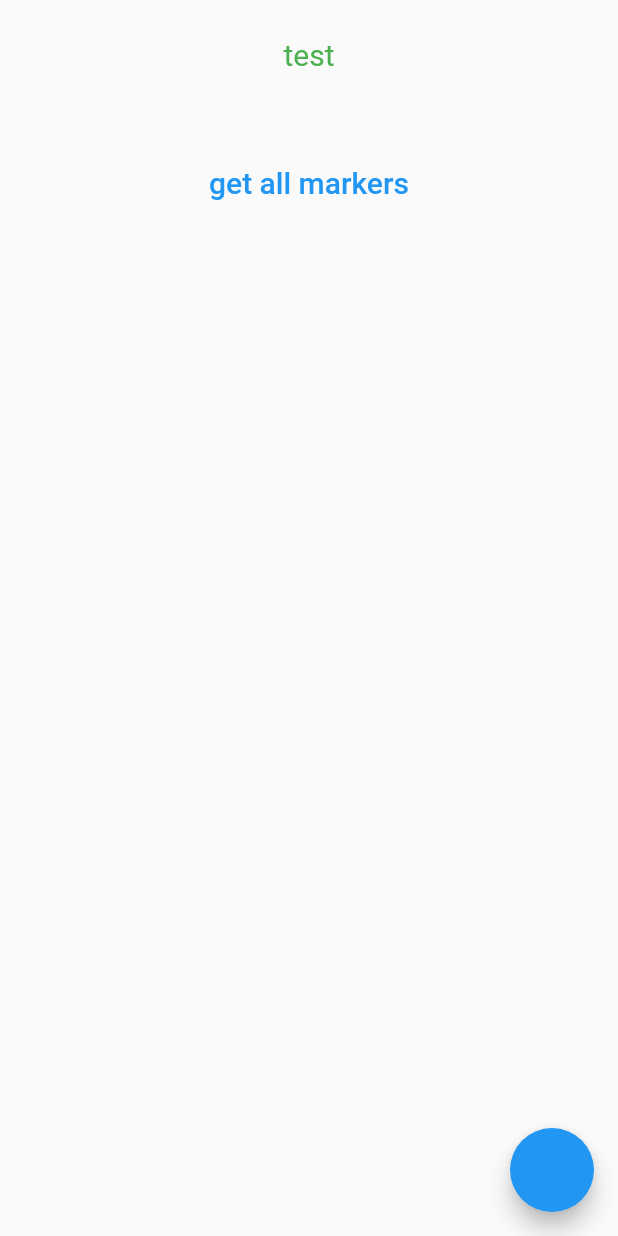
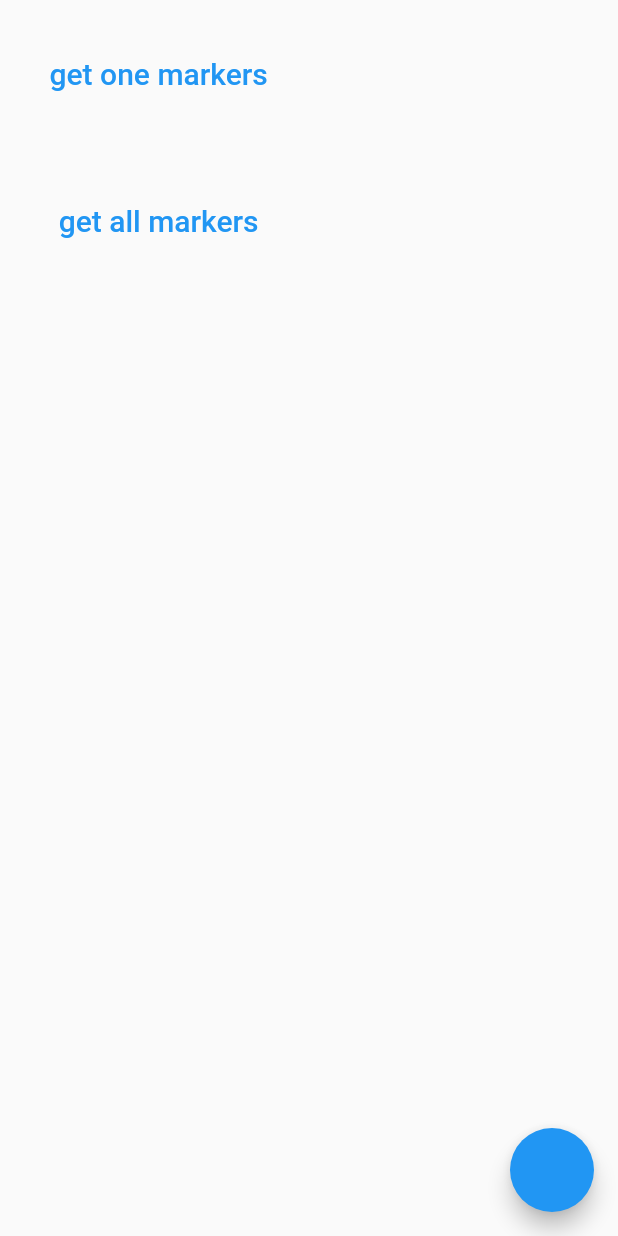
Before and after one commit to BlackBearFTW/EcoChat-Mobile, a Flutter app: the screen it shows after launch, after a tap on "get all markers", on a phone screen of 412 x 824 dp. Run offline on Flutter 3.47's test engine with Material 2 defaults, Android fonts, the phone set to English and light mode, and no system bars; missing offline and left inert: signalr_netcore.

Commit message:
made connection via simple method, not OOP way

```diff
--- a/lib/models/marker_model.dart
+++ b/lib/models/marker_model.dart
@@ -1,9 +1,9 @@
 class MarkerModel {
-  String id;
-  bool roofed;
-  double latitude;
-  double longitude;
-  int batteryLevel;
-  int availableSlots;
-  int totalSlots;
+  late String id;
+  late bool roofed;
+  late double latitude;
+  late double longitude;
+  late int batteryLevel;
+  late int availableSlots;
+  late int totalSlots;
 }
--- a/lib/screens/authentication/authentication.dart
+++ b/lib/screens/authentication/authentication.dart
@@ -6,7 +6,7 @@ import '../homepage/homepage.dart';
 
 class Authentication extends StatefulWidget {
   // const Authentication({Key? key}) : super(key: key);
-  const Authentication({Key key}) : super(key: key);
+  const Authentication({Key? key}) : super(key: key);
 
   @override
   _AuthenticationState createState() => _AuthenticationState();
--- a/lib/screens/dashboard/dashboard.dart
+++ b/lib/screens/dashboard/dashboard.dart
@@ -1,12 +1,8 @@
 // import 'package:ecochat_app/services/api_methods.dart';
 import 'package:flutter/material.dart';
-import 'package:signalr_client/hub_connection.dart';
-import 'package:signalr_client/hub_connection_builder.dart';
-import 'package:flutter_guid/flutter_guid.dart';
 import 'package:ecochat_app/services/signal_r.dart';
-
-// import 'package:singalr_flutter/hub_connection.dart';
-// import 'package:singalr_flutter/hub_connection_builder.dart';
+import 'package:signalr_netcore/hub_connection.dart';
+import 'package:signalr_netcore/hub_connection_builder.dart';
 
 // import 'create_marker.dart';
 
@@ -18,13 +14,25 @@ class HomeView extends StatefulWidget {
 class _HomeViewState extends State<HomeView> {
   final SignalRMarkers signalRMarkers = SignalRMarkers();
 
+  final serverUrl = "https://i496018core.venus.fhict.nl/";
+  HubConnection? _hubConnection;
+  double width = 100.0, height = 100.0;
+  final markerGuid = "f67e3947-8399-47a5-be34-74b0de6e3a5e"; // Guid id,
+
   @override
   void initState() {
     // TODO: implement initState
     super.initState();
 
     // print(signalRMarkers.getStatus());
-    signalRMarkers.getAllMarkers();
+
+    initSignalR();
+    // signalRMarkers.initializeConnection();
+    // _hubConnection?.start();
+
+
+    // signalRMarkers.getAllMarkers();
+
     // print(signalRMarkers.getStatus());
   }
 
@@ -34,32 +42,65 @@ class _HomeViewState extends State<HomeView> {
       body: Column(
         children: [
           Container(
-            alignment: Alignment.center,
             margin: EdgeInsets.all(25),
-            child: Text(
-                "test",
-              style: const TextStyle(fontSize: 20, color: Colors.green,),
-                // signalRMarkers.getAllMarkers().toString(),
-              // signalRMarkers.getStatus().toString(),
-              // style: signalRMarkers.getStatus() == HubConnectionState.Disconnected
-              //         ? const TextStyle(fontSize: 20, color: Colors.red,)
-              //         : const TextStyle(fontSize: 20, color: Colors.green,),
+            child: TextButton(
+              child: const Text(
+                'get one markers',
+                style: TextStyle(fontSize: 20.0),
+              ),
+              onPressed: () async {
+                print("werkt");
+                print(_hubConnection?.state);
+                if (_hubConnection?.state == HubConnectionState.Connected) {
+                  await _hubConnection
+                      ?.invoke("getOneMarker", args: [markerGuid]);
+                }
+              },
             ),
           ),
           Container(
             margin: EdgeInsets.all(25),
             child: TextButton(
-                child: const Text(
-                  'get all markers',
-                  style: TextStyle(fontSize: 20.0),
-                ),
-                onPressed: () {}),
+              child: const Text(
+                'get all markers',
+                style: TextStyle(fontSize: 20.0),
+              ),
+              onPressed: () async {
+                print(_hubConnection?.state);
+                if (_hubConnection?.state == HubConnectionState.Connected) {
+                  await _hubConnection?.invoke("getAllMarkers");
+                }
+              },
+            ),
           ),
         ],
       ),
       floatingActionButton: FloatingActionButton(
-        onPressed: () {},
+        onPressed: () async {
+          print(_hubConnection?.state);
+          _hubConnection?.state == HubConnectionState.Disconnected
+              ? await _hubConnection?.start()
+              : await _hubConnection?.stop();
+          print(_hubConnection?.state);
+        },
       ),
     );
   }
+
+  void initSignalR() {
+    _hubConnection = HubConnectionBuilder().withUrl(serverUrl + "ecochat").build();
+    _hubConnection?.onclose(({Exception? error}) => print(error));
+    _hubConnection?.on("receiveAllMarkers", (List<Object>? args) => print(args));
+  }
+
+
+  handleReceiveOneMarker(List<Object> args) {
+    print("test2");
+    print(args);
+  }
+
+  handleReceiveAllMarkers(List<Object> args) {
+    print("test3");
+    print(args);
+  }
 }
--- a/lib/screens/homepage/homepage.dart
+++ b/lib/screens/homepage/homepage.dart
@@ -5,7 +5,7 @@ import 'package:ecochat_app/screens/authentication/authentication.dart';
 
 class HomeView extends StatefulWidget {
   // const HomeView({Key? key}) : super(key: key);
-  const HomeView({Key key}) : super(key: key);
+  const HomeView({Key? key}) : super(key: key);
 
   @override
   _HomeViewState createState() => _HomeViewState();
--- a/lib/screens/main.dart
+++ b/lib/screens/main.dart
@@ -9,7 +9,7 @@ void main() async {
 
 class MyApp extends StatelessWidget {
   // const MyApp({Key? key}) : super(key: key);
-  const MyApp({Key key}) : super(key: key);
+  const MyApp({Key? key}) : super(key: key);
 
   @override
   Widget build(BuildContext context) {
--- a/lib/services/signal_r.dart
+++ b/lib/services/signal_r.dart
@@ -1,6 +1,8 @@
 import 'package:flutter/cupertino.dart';
-import 'package:signalr_client/hub_connection.dart';
-import 'package:signalr_client/hub_connection_builder.dart';
+import 'package:logging/logging.dart';
+import 'package:signalr_netcore/hub_connection.dart';
+import 'package:signalr_netcore/hub_connection_builder.dart';
+import 'package:signalr_netcore/signalr_client.dart';
 import 'package:meta/meta.dart';
 import 'package:ecochat_app/models/marker_model.dart';
 
@@ -8,61 +10,53 @@ abstract class SignalR {
   String serverUrl = "https://i496018core.venus.fhict.nl/";
 
   @protected
-  HubConnection _hubConnection;
+  HubConnection? _hubConnection;
 
   SignalR(String hubName) {
-    _hubConnection =
-        HubConnectionBuilder().withUrl(serverUrl + hubName).build();
-    _hubConnection.onclose((error) => print(error));
-    startConnection();
+    _hubConnection = HubConnectionBuilder().withUrl(serverUrl + "ecochat").build();
+    _hubConnection?.onclose(({Exception? error}) => print(error));
   }
 
-  startConnection() async {
-    _hubConnection.state == HubConnectionState.Disconnected
-        ? await _hubConnection.start()
-        : await _hubConnection.stop();
-    print(_hubConnection.state);
+  void initializeConnection() async {
+    if (_hubConnection?.state == HubConnectionState.Connected) {
+      print("Already connected");
+      return;
+    }
+
+    await _hubConnection?.start();
   }
 
-  void initializeConnection() => _hubConnection.start();
+  void terminateConnection() => _hubConnection?.stop();
 
-  void terminateConnection() => _hubConnection.stop();
+  HubConnection? _getConnection() => _hubConnection;
 
-  HubConnection _getConnection() => _hubConnection;
-
-  HubConnectionState _getStatus() => _hubConnection.state;
+  HubConnectionState? _getStatus() => _hubConnection?.state;
 }
 
 class SignalRMarkers extends SignalR {
   SignalRMarkers() : super("ecochat");
 
-  final markerGuid = "f67e3947-8399-47a5-be34-74b0de6e3a5e"; // TEMP Guid id,
-  Future<MarkerModel> getOneMarker(String markerGuid) async {
-    HubConnection _hubConnection = _getConnection();
-    MarkerModel marker;
-    _hubConnection.invoke("getOneMarker", args: [markerGuid]);
-    await _hubConnection.on("receiveMarker", (List<Object> args) => marker = args as MarkerModel);
-    return marker;
+  //TODO make this work again...
+  // final markerGuid = "f67e3947-8399-47a5-be34-74b0de6e3a5e"; // TEMP Guid id,
+  // Future<MarkerModel> getOneMarker(String markerGuid) async {
+  //   HubConnection _hubConnection = _getConnection();
+  //   MarkerModel marker;
+  //   _hubConnection.invoke("getOneMarker", args: [markerGuid]);
+  //   await _hubConnection.on("receiveMarker", (List<Object> args) => marker = args as MarkerModel);
+  //   return marker;
+  // }
+
+  Future<void> getAllMarkers() async {
+    HubConnection? _hubConnection = _getConnection();
+    await _hubConnection?.invoke("getAllMarkers");
   }
 
-  Future<MarkerModel> getAllMarkers() {
-    HubConnection _hubConnection = _getConnection();
-    List<MarkerModel> markers;
-    _hubConnection.invoke("getAllMarkers");
-    // _hubConnection.on("receiveAllMarkers", (List<Object> args) => print(args));
-    // return markers;
-    print("test3");
-    // getPrintReceiveAllMarkers();
-    print(getPrintReceiveAllMarkers());
-    print("test4");
-  }
+// getPrintReceiveAllMarkers() => _hubConnection.on("receiveAllMarkers", (List<Object> args) => print(args));
 
-  // getPrintReceiveAllMarkers() => _hubConnection.on("receiveAllMarkers", (List<Object> args) => print(args));
-
-  getPrintReceiveAllMarkers() {
-    // final args = await _hubConnection.on("receiveAllMarkers", (List<Object> args));
-    _hubConnection.on("receiveAllMarkers", (List<Object> args) => print(args));
-  }
+// getPrintReceiveAllMarkers() {
+//   // final args = await _hubConnection.on("receiveAllMarkers", (List<Object> args));
+//   _hubConnection.on("receiveAllMarkers", (List<Object> args) => print(args));
+// }
 
 // getPrintReceiveAllMarkers() async => await _hubConnection.on("receiveAllMarkers", (List<Object> args) => print("Id that was loaded: $args"));
 
```
Also changed, not shown: pubspec.yaml (+5 -4 lines), pubspec.lock.
